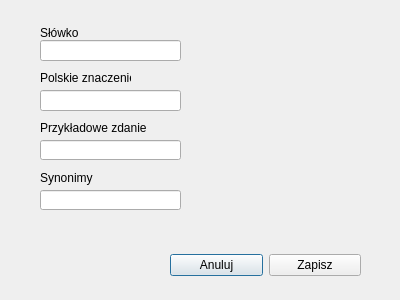
Before: the Qt Designer form SuperMemo/addwordwindow.ui in dampo21/ZPR-Projekt-SuperMemo, drawn with Qt 5.
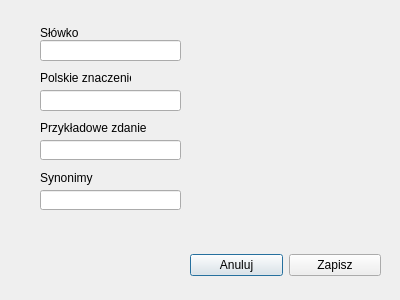
After: the same form once the commit is applied.

Patch:
```diff
--- a/SuperMemo/addwordwindow.ui
+++ b/SuperMemo/addwordwindow.ui
@@ -117,7 +117,7 @@
   <widget class="QWidget" name="horizontalLayoutWidget">
    <property name="geometry">
     <rect>
-     <x>170</x>
+     <x>190</x>
      <y>240</y>
      <width>191</width>
      <height>51</height>
```
Left out of the diff: 12 changed lines with no effect on the pictures.
